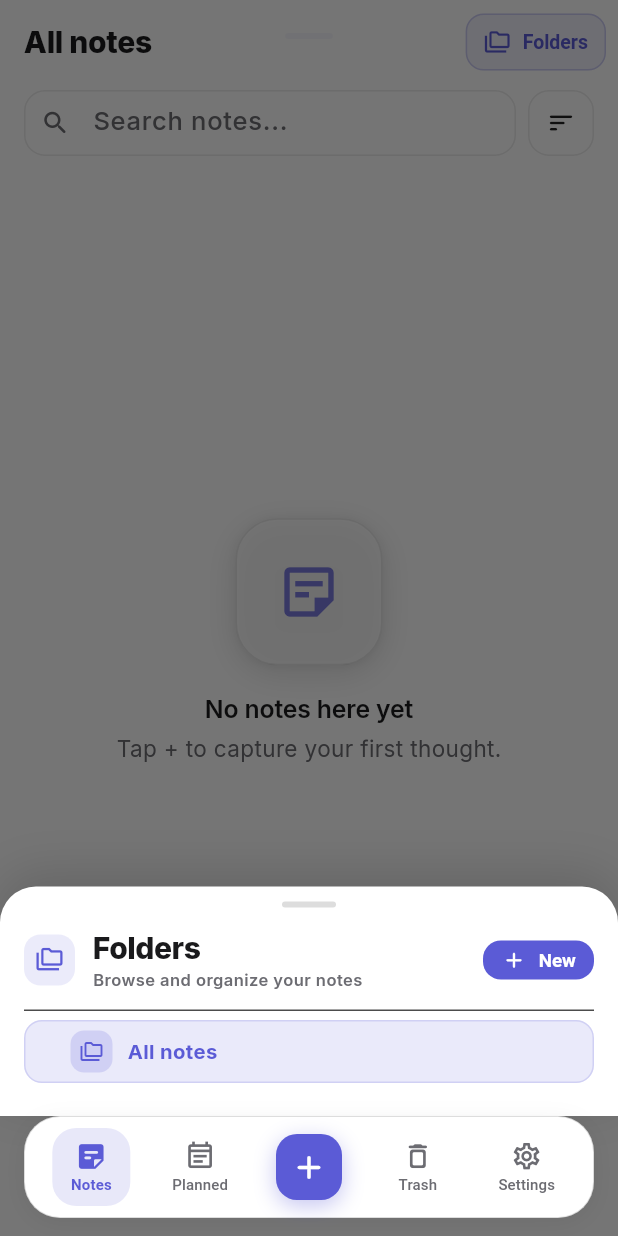
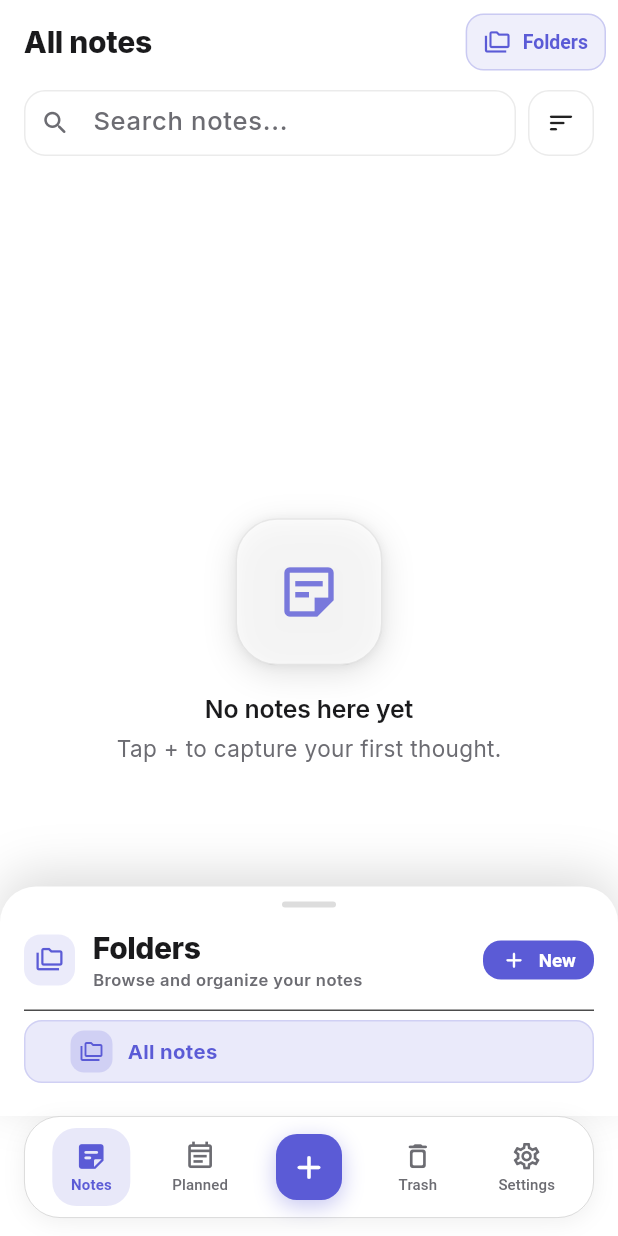
Before and after one commit to itzmekyleee/strata, a Flutter app: the screen it shows after launch, after a tap on "Folders", on a phone screen of 412 x 824 dp. Run offline on Flutter 3.47's test engine with Material 3 defaults, Android fonts, the phone set to English and light mode, and no system bars; drawn by our look-alikes of flutter_animate; our stand-ins replace file_picker, flutter_local_notifications, flutter_riverpod, flutter_timezone, go_router, isar_community and 6 more; missing offline and left inert: bonsoir, flutter_quill, receive_sharing_intent; accounts and stored records are empty; generated files the repository leaves out were written again; statements that could not run were skipped.

Commit message:
Fix folder sheet dark scrim over floating navigation

```diff
--- a/lib/features/home/home_screen.dart
+++ b/lib/features/home/home_screen.dart
@@ -766,6 +766,9 @@ class _HomeScreenState extends ConsumerState<HomeScreen> {
       enableDrag: true,
       isScrollControlled: true,
       backgroundColor: Colors.transparent,
+      barrierColor: Colors.transparent,
+      showDragHandle: false,
+      elevation: 0,
       builder: (ctx) {
         final size = MediaQuery.sizeOf(ctx);
         final isWide = size.width >= 900;
```
